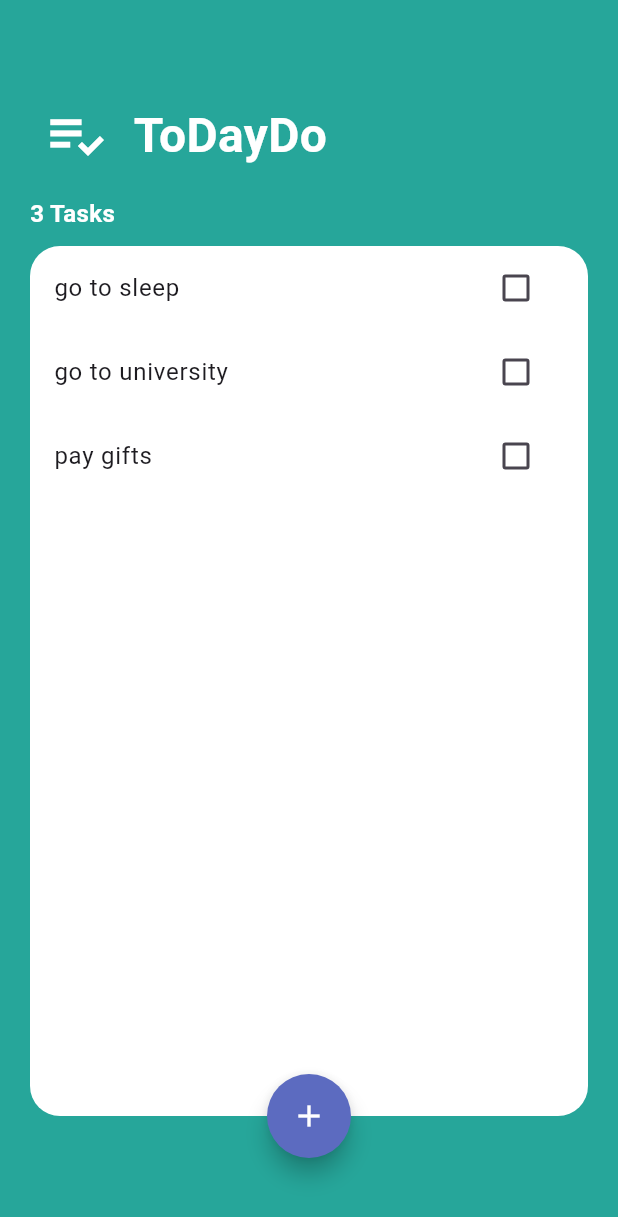
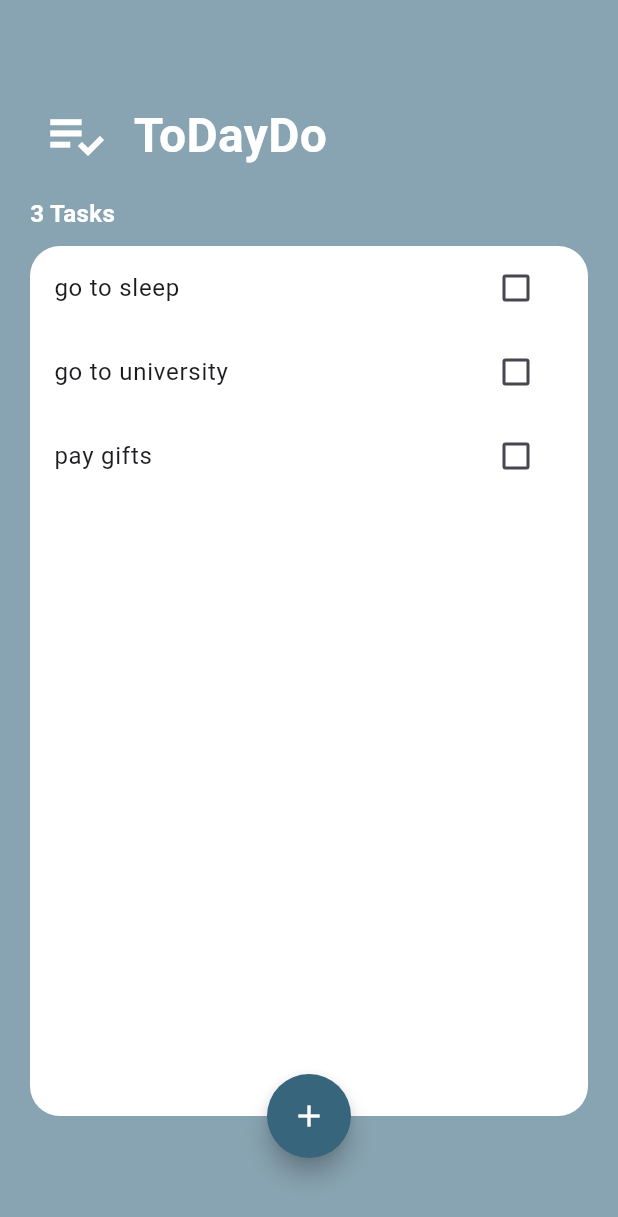
Before and after one commit to Moha2001hassan/ToDayDo, a Flutter app: the screen it shows after launch, on a phone screen of 412 x 824 dp. Shown: the top 1217 px of the screen. Run offline on Flutter 3.47's test engine with Material 3 defaults, Android fonts, the phone set to English and light mode, and no system bars.

```diff
--- a/lib/main.dart
+++ b/lib/main.dart
@@ -1,5 +1,7 @@
+import 'package:advanced/models/task_data.dart';
 import 'package:advanced/screens/tasks_screen.dart';
 import 'package:flutter/material.dart';
+import 'package:provider/provider.dart';
 
 void main() {
   runApp(const MyApp());
@@ -15,8 +17,11 @@ class MyApp extends StatefulWidget {
 class _MyAppState extends State<MyApp> {
   @override
   Widget build(BuildContext context) {
-    return const MaterialApp(
-      home: TasksScreen(),
+    return ChangeNotifierProvider(
+      create: (context) => TaskData(),
+      child: const MaterialApp(
+        home: TasksScreen(),
+      ),
     );
   }
 }
--- /dev/null
+++ b/lib/models/task_data.dart
@@ -0,0 +1,11 @@
+import 'package:advanced/models/task.dart';
+import 'package:flutter/material.dart';
+
+class TaskData extends ChangeNotifier{
+
+  List<Task> tasks = [
+    Task(name: "go to sleep"),
+    Task(name: "go to university"),
+    Task(name: "pay gifts"),
+  ];
+}
--- a/lib/screens/tasks_screen.dart
+++ b/lib/screens/tasks_screen.dart
@@ -1,21 +1,11 @@
 import 'package:flutter/material.dart';
-import '../models/task.dart';
+import 'package:provider/provider.dart';
+import '../models/task_data.dart';
 import '../widgets/tasks_list.dart';
 import 'add_task_screen.dart';
 
-class TasksScreen extends StatefulWidget {
+class TasksScreen extends StatelessWidget {
   const TasksScreen({super.key});
-
-  @override
-  State<TasksScreen> createState() => _TasksScreenState();
-}
-
-class _TasksScreenState extends State<TasksScreen> {
-  List<Task> tasks = [
-    Task(name: "go to sleep"),
-    Task(name: "go to university"),
-    Task(name: "pay gifts"),
-  ];
 
   @override
   Widget build(BuildContext context) {
@@ -33,19 +23,21 @@ class _TasksScreenState extends State<TasksScreen> {
                       padding: EdgeInsets.only(
                           bottom: MediaQuery.of(context).viewInsets.bottom),
                       child: AddTaskScreen(addTaskCallback: (newTaskTitle) {
-                        setState(() {
-                          tasks.add(Task(name: newTaskTitle));
-                          Navigator.pop(context);
-                        });
+                        // setState(() {
+                        //   tasks.add(Task(name: newTaskTitle));
+                        //   Navigator.pop(context);
+                        // });
                       }))),
             );
           },
-          backgroundColor: Colors.indigo[400],
+          // backgroundColor: Colors.indigo[400],
+          backgroundColor: const Color(0xff37657c),
           shape: const CircleBorder(),
           child: const Icon(Icons.add, color: Colors.white),
         ),
       ),
-      backgroundColor: Colors.teal[400],
+      // backgroundColor: Colors.teal[400],
+      backgroundColor: const Color(0xFF88a3b1),
       body: Container(
         padding:
             const EdgeInsets.only(top: 60, left: 20, right: 20, bottom: 80),
@@ -70,7 +62,7 @@ class _TasksScreenState extends State<TasksScreen> {
             ),
             const SizedBox(height: 10),
             Text(
-              "${tasks.length} Tasks",
+              "${Provider.of<TaskData>(context).tasks.length} Tasks",
               style: const TextStyle(
                 color: Colors.white,
                 fontSize: 16,
@@ -84,7 +76,7 @@ class _TasksScreenState extends State<TasksScreen> {
                 decoration: const BoxDecoration(
                     color: Colors.white,
                     borderRadius: BorderRadius.all(Radius.circular(20))),
-                child: TasksList(tasks: tasks),
+                child: TasksList(),
               ),
             )
           ],
--- a/lib/widgets/tasks_list.dart
+++ b/lib/widgets/tasks_list.dart
@@ -1,30 +1,23 @@
+import 'package:advanced/models/task_data.dart';
 import 'package:advanced/widgets/task_tile.dart';
 import 'package:flutter/material.dart';
+import 'package:provider/provider.dart';
 
-import '../models/task.dart';
-
-class TasksList extends StatefulWidget {
-  final List<Task> tasks;
-  const TasksList({super.key, required this.tasks});
-
-  @override
-  State<TasksList> createState() => _TasksListState();
-}
-
-class _TasksListState extends State<TasksList> {
+class TasksList extends StatelessWidget {
+  const TasksList({super.key});
 
   @override
   Widget build(BuildContext context) {
     return ListView.builder(
-      itemCount: widget.tasks.length,
+      itemCount: Provider.of<TaskData>(context).tasks.length,
       itemBuilder: (context, index) {
         return TaskTile(
-          taskTitle: widget.tasks[index].name,
-          isChecked: widget.tasks[index].isDone,
+          taskTitle: Provider.of<TaskData>(context).tasks[index].name,
+          isChecked: Provider.of<TaskData>(context).tasks[index].isDone,
           checkBoxChange:(newValue){
-            setState(() {
-              widget.tasks[index].doneChanged();
-            });
+            // setState(() {
+            //   widget.tasks[index].doneChanged();
+            // });
           }
         );
       },
--- a/pubspec.yaml
+++ b/pubspec.yaml
@@ -31,10 +31,8 @@ dependencies:
   flutter:
     sdk: flutter
 
-
-  # The following adds the Cupertino Icons font to your application.
-  # Use with the CupertinoIcons class for iOS style icons.
   cupertino_icons: ^1.0.2
+  provider: ^6.1.1
 
 dev_dependencies:
   flutter_test:
```
Also changed, not shown: pubspec.lock.
